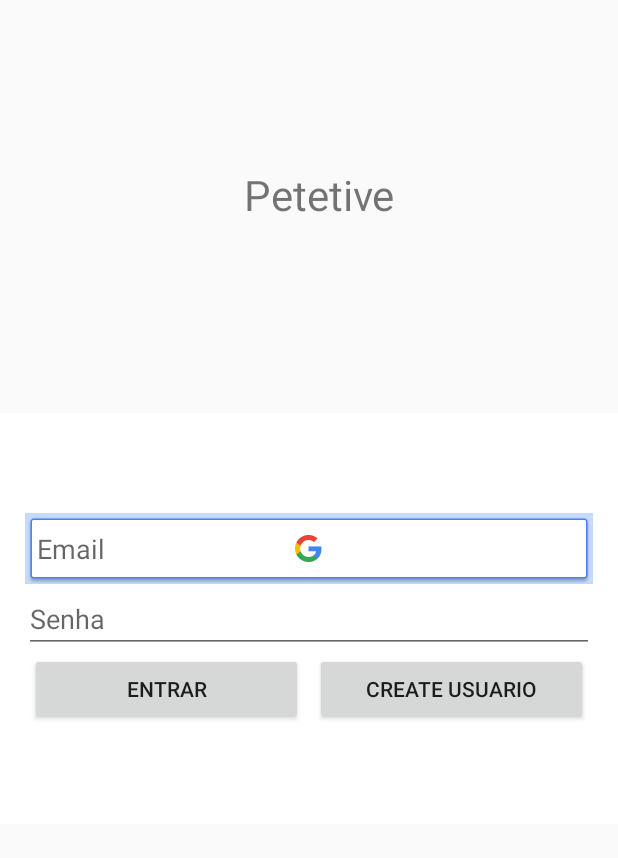
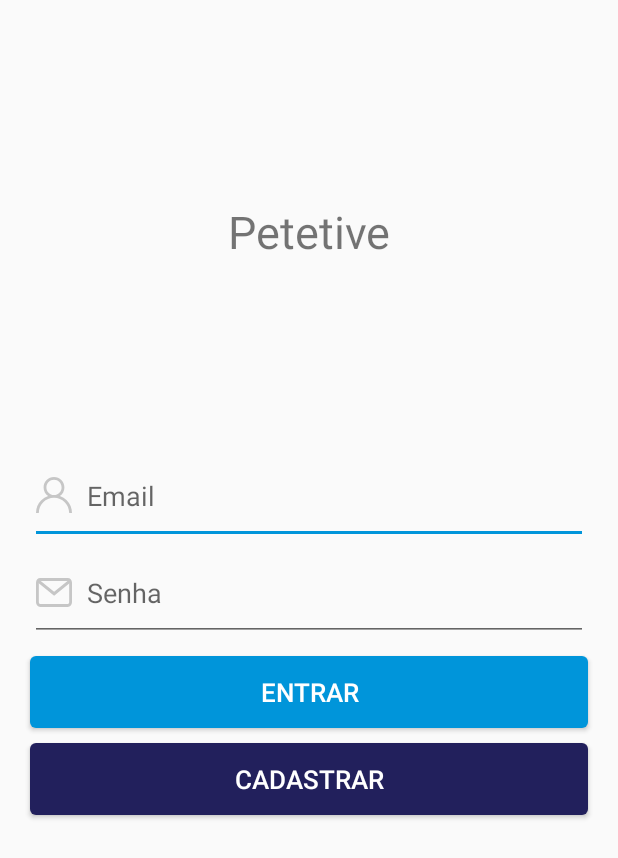
Before and after one commit to wilquerlima/If1001-Petetive, an Android app: the screen it shows after launch (LoginActivity), on a phone screen of 412 x 824 dp. Shown: the top 858 px of the screen. Run offline under Robolectric (Android 15) with nearby library versions, the phone set to English and light mode, and no system bars; our stand-ins replace Firebase (no records; nobody signed in at launch, a user with empty details on screens opened directly).

Commit message:
modificando layout de login

```diff
--- /dev/null
+++ b/Petetive/app/src/main/res/drawable/button_default_cadastrar.xml
@@ -0,0 +1,11 @@
+<?xml version="1.0" encoding="utf-8"?>
+<layer-list xmlns:android="http://schemas.android.com/apk/res/android">
+
+    <item>
+        <shape>
+            <solid android:color="@color/corCheckedMenu" />
+
+            <corners android:radius="4dp" />
+        </shape>
+    </item>
+</layer-list>
--- /dev/null
+++ b/Petetive/app/src/main/res/drawable/button_default_login.xml
@@ -0,0 +1,11 @@
+<?xml version="1.0" encoding="utf-8"?>
+<layer-list xmlns:android="http://schemas.android.com/apk/res/android">
+
+    <item>
+        <shape>
+            <solid android:color="@color/corTerciaria" />
+
+            <corners android:radius="4dp" />
+        </shape>
+    </item>
+</layer-list>
--- /dev/null
+++ b/Petetive/app/src/main/res/drawable/button_pressed_cadastrar.xml
@@ -0,0 +1,11 @@
+<?xml version="1.0" encoding="utf-8"?>
+<layer-list xmlns:android="http://schemas.android.com/apk/res/android">
+
+    <item>
+        <shape>
+            <solid android:color="#5653c3" />
+
+            <corners android:radius="4dp" />
+        </shape>
+    </item>
+</layer-list>
--- /dev/null
+++ b/Petetive/app/src/main/res/drawable/button_pressed_login.xml
@@ -0,0 +1,11 @@
+<?xml version="1.0" encoding="utf-8"?>
+<layer-list xmlns:android="http://schemas.android.com/apk/res/android">
+
+    <item>
+        <shape>
+            <solid android:color="@color/corPrimaria" />
+
+            <corners android:radius="4dp" />
+        </shape>
+    </item>
+</layer-list>
--- /dev/null
+++ b/Petetive/app/src/main/res/drawable/button_style_cadastrar.xml
@@ -0,0 +1,9 @@
+<?xml version="1.0" encoding="utf-8"?>
+<selector xmlns:android="http://schemas.android.com/apk/res/android">
+    <item
+        android:state_pressed="true"
+        android:drawable="@drawable/button_pressed_cadastrar"/>
+    <item
+        android:state_pressed="false"
+        android:drawable="@drawable/button_default_cadastrar"/>
+</selector>
--- /dev/null
+++ b/Petetive/app/src/main/res/drawable/button_style_login.xml
@@ -0,0 +1,9 @@
+<?xml version="1.0" encoding="utf-8"?>
+<selector xmlns:android="http://schemas.android.com/apk/res/android">
+    <item
+            android:state_pressed="true"
+            android:drawable="@drawable/button_default_login"/>
+    <item
+            android:state_pressed="false"
+            android:drawable="@drawable/button_pressed_login"/>
+</selector>
--- /dev/null
+++ b/Petetive/app/src/main/res/drawable/ic_email.xml
@@ -0,0 +1,14 @@
+<vector xmlns:android="http://schemas.android.com/apk/res/android"
+    android:width="24dp"
+    android:height="19dp"
+    android:viewportWidth="48"
+    android:viewportHeight="35">
+    <path
+        android:pathData="M42.375,0L5.625,0C2.523,0 0,2.505 0,5.585v23.83C0,32.495 2.523,35 5.625,35h36.75C45.477,35 48,32.495 48,29.415L48,5.585C48,2.505 45.477,0 42.375,0zM44.25,29.415a1.87,1.87 0,0 1,-1.875 1.862L5.625,31.277a1.87,1.87 0,0 1,-1.875 -1.862L3.75,5.585a1.87,1.87 0,0 1,1.875 -1.862h36.75a1.87,1.87 0,0 1,1.875 1.862v23.83z"
+        android:fillColor="#C6C6C6"
+        android:fillType="nonZero" />
+    <path
+        android:pathData="M44.101,2L24.17,16.72 4.238,2 2,4.988 24.17,21.36 46.34,4.988z"
+        android:fillColor="#C6C6C6"
+        android:fillType="nonZero" />
+</vector>
--- /dev/null
+++ b/Petetive/app/src/main/res/drawable/ic_perfil.xml
@@ -0,0 +1,10 @@
+<vector xmlns:android="http://schemas.android.com/apk/res/android"
+    android:width="24dp"
+    android:height="24dp"
+    android:viewportWidth="48"
+    android:viewportHeight="48">
+    <path
+        android:pathData="M40.97,31.03a23.908,23.908 0,0 0,-9.12 -5.721c3.636,-2.504 6.025,-6.695 6.025,-11.434C37.875,6.225 31.651,0 24,0c-7.65,0 -13.875,6.224 -13.875,13.875 0,4.739 2.389,8.93 6.025,11.434a23.908,23.908 0,0 0,-9.12 5.72A23.843,23.843 0,0 0,0 48h3.75c0,-11.166 9.084,-20.25 20.25,-20.25S44.25,36.834 44.25,48H48c0,-6.41 -2.496,-12.438 -7.03,-16.97zM24,24c-5.583,0 -10.125,-4.542 -10.125,-10.125S18.417,3.75 24,3.75s10.125,4.542 10.125,10.125S29.583,24 24,24z"
+        android:fillColor="#C6C6C6"
+        android:fillType="nonZero" />
+</vector>
--- a/Petetive/app/src/main/res/layout/login_activity.xml
+++ b/Petetive/app/src/main/res/layout/login_activity.xml
@@ -1,123 +1,99 @@
 <?xml version="1.0" encoding="utf-8"?>
-<LinearLayout xmlns:android="http://schemas.android.com/apk/res/android"
+<android.support.constraint.ConstraintLayout xmlns:android="http://schemas.android.com/apk/res/android"
+    xmlns:app="http://schemas.android.com/apk/res-auto"
     xmlns:tools="http://schemas.android.com/tools"
     android:id="@+id/main_layout"
     android:layout_width="match_parent"
     android:layout_height="match_parent"
-              android:orientation="vertical"
-              android:weightSum="3">
+    android:orientation="vertical">
 
-
-    <LinearLayout
-            android:layout_weight="1"
-            android:orientation="vertical" android:baselineAligned="false" android:layout_width="426dp"
-            android:layout_height="1dp" android:gravity="center">
-
-        <TextView android:id="@+id/tvTitle"
+    <TextView
+        android:id="@+id/textView"
         android:layout_width="wrap_content"
         android:layout_height="wrap_content"
-                  android:layout_marginBottom="16dp"
-                  android:gravity="center"
-                  android:text="Petetive"
-                  android:textSize="28sp"/>
+        android:text="@string/app_name"
+        android:textSize="30sp"
 
+        app:layout_constraintEnd_toEndOf="parent"
+        app:layout_constraintStart_toStartOf="parent"
+        app:layout_constraintTop_toTopOf="parent"
+        app:layout_constraintBottom_toTopOf="@+id/edtEmail" />
 
-    </LinearLayout>
-
-
-    <RelativeLayout
-            android:layout_width="fill_parent"
-            android:layout_height="0dp"
-            android:layout_weight="1"
-            android:background="@color/common_google_signin_btn_text_dark_default"
-            android:gravity="center_vertical">
-
-        <LinearLayout
-                android:id="@+id/email_password_fields"
-                android:layout_width="fill_parent"
-                android:layout_height="wrap_content"
-                android:orientation="vertical"
-                android:paddingLeft="16dp"
-                android:paddingRight="16dp">
-
-            <EditText
+    <android.support.v7.widget.AppCompatEditText
         android:id="@+id/edtEmail"
         android:layout_width="match_parent"
         android:layout_height="wrap_content"
-                    android:layout_weight="1"
         android:hint="Email"
         android:inputType="textEmailAddress"
-                    android:background="@drawable/common_google_signin_btn_icon_dark"/>
+        android:layout_marginStart="20dp"
+        android:drawablePadding="10dp"
+        android:layout_marginEnd="20dp"
+        android:theme="@style/editText_login"
+        android:paddingBottom="20dp"
+        android:drawableStart="@drawable/ic_perfil"
+        app:layout_constraintStart_toStartOf="parent"
+        app:layout_constraintBottom_toBottomOf="parent"
+        app:layout_constraintEnd_toEndOf="parent"
+        app:layout_constraintTop_toTopOf="parent"
+        app:layout_constraintVertical_bias="0.4" />
 
-            <EditText
+    <android.support.v7.widget.AppCompatEditText
         android:id="@+id/edtPassword"
-                    android:layout_width="match_parent"
+        android:layout_width="0dp"
         android:layout_height="wrap_content"
-                    android:layout_weight="1"
         android:hint="Senha"
-                    android:inputType="textPassword"/>
-        </LinearLayout>
+        android:drawableStart="@drawable/ic_email"
+        android:drawablePadding="10dp"
+        android:theme="@style/editText_login"
+        android:paddingBottom="20dp"
+        android:inputType="textPassword"
+        android:layout_marginTop="10dp"
+        app:layout_constraintTop_toBottomOf="@+id/edtEmail"
+        app:layout_constraintEnd_toEndOf="@+id/edtEmail"
+        app:layout_constraintStart_toStartOf="@+id/edtEmail" />
 
-        <LinearLayout
-                android:id="@+id/email_password_buttons"
-                android:layout_width="fill_parent"
-                android:layout_height="wrap_content"
-                android:layout_below="@+id/email_password_fields"
-                android:orientation="horizontal"
-                android:paddingLeft="16dp"
-                android:paddingRight="16dp">
 
     <Button
         android:id="@+id/btn_email_sign_in"
         android:layout_width="0dp"
         android:layout_height="wrap_content"
-                    android:layout_marginLeft="4dp"
-                    android:layout_marginRight="4dp"
-                    android:layout_weight="1"
-                    android:text="Entrar"/>
+        style="@style/button_login"
+        android:text="Entrar"
+        android:layout_marginTop="10dp"
+        app:layout_constraintTop_toBottomOf="@+id/edtPassword"
+        app:layout_constraintEnd_toEndOf="@+id/edtPassword"
+        app:layout_constraintStart_toStartOf="@+id/edtPassword" />
 
     <Button
         android:id="@+id/btn_email_create_account"
         android:layout_width="0dp"
         android:layout_height="wrap_content"
-                    android:layout_marginLeft="4dp"
-                    android:layout_marginRight="4dp"
-                    android:layout_weight="1"
-                    android:text="Create Usuario"/>
-        </LinearLayout>
-
-        <LinearLayout
-                android:id="@+id/layout_signed_in_buttons"
-                android:layout_width="fill_parent"
-                android:layout_height="wrap_content"
-                android:layout_centerInParent="true"
-                android:orientation="horizontal"
-                android:paddingLeft="16dp"
-                android:paddingRight="16dp"
-                android:visibility="gone"
-                android:weightSum="2.0">
+        android:text="@string/cadastrar_txt"
+        android:layout_marginTop="10dp"
+        style="@style/button_cadastrar"
+        app:layout_constraintTop_toBottomOf="@+id/btn_email_sign_in"
+        app:layout_constraintEnd_toEndOf="@+id/btn_email_sign_in"
+        app:layout_constraintStart_toStartOf="@+id/btn_email_sign_in" />
 
     <Button
         android:id="@+id/btn_sign_out"
-                    android:layout_width="0dp"
+        android:layout_width="match_parent"
         android:layout_height="wrap_content"
-                    android:layout_marginLeft="4dp"
-                    android:layout_marginRight="4dp"
+        android:visibility="gone"
         android:layout_weight="1.0"
-                    android:text="Logout"/>
+        android:text="Logout"
+        android:layout_marginTop="8dp"
+        app:layout_constraintTop_toBottomOf="@+id/btn_verify_email" />
 
     <Button
         android:id="@+id/btn_verify_email"
-                    android:layout_width="0dp"
+        android:layout_width="match_parent"
         android:layout_height="wrap_content"
-                    android:layout_marginLeft="4dp"
-                    android:layout_marginRight="4dp"
         android:layout_weight="1.0"
-                    android:text="Verify Email"/>
-
-        </LinearLayout>
-
-    </RelativeLayout>
+        android:visibility="gone"
+        android:text="Verify Email"
+        android:layout_marginTop="8dp"
+        app:layout_constraintTop_toBottomOf="@+id/btn_email_create_account" />
 
 
-</LinearLayout>
+</android.support.constraint.ConstraintLayout>
--- a/Petetive/app/src/main/res/menu/bottom_menu.xml
+++ b/Petetive/app/src/main/res/menu/bottom_menu.xml
@@ -11,7 +11,7 @@
     <item
         android:id="@+id/menu_item_cadastrar"
         android:icon="@drawable/ic_writing"
-        android:title="@string/cadastrar_animal_menu"
+        android:title="@string/cadastrar_txt"
         app:showAsAction="ifRoom"/>
 
     <item
--- a/Petetive/app/src/main/res/values/strings.xml
+++ b/Petetive/app/src/main/res/values/strings.xml
@@ -1,6 +1,6 @@
 <resources>
     <string name="app_name">Petetive</string>
-  <string name="search_animal_menu">Procurar</string>
-    <string name="cadastrar_animal_menu">Cadastrar</string>
+    <string name="search_animal_menu">Procurar</string>
+    <string name="cadastrar_txt">Cadastrar</string>
     <string name="map_menu">Mapa</string>
 </resources>
--- a/Petetive/app/src/main/res/values/styles.xml
+++ b/Petetive/app/src/main/res/values/styles.xml
@@ -8,4 +8,22 @@
         <item name="colorAccent">@color/colorAccent</item>
     </style>
 
+    <style name="button_login">
+        <item name="android:textSize">17sp</item>
+        <item name="android:textColor">@color/corSecundaria</item>
+        <item name="android:background">@drawable/button_style_login</item>
+    </style>
+
+    <style name="button_cadastrar">
+        <item name="android:textSize">17sp</item>
+        <item name="android:textColor">@color/corSecundaria</item>
+        <item name="android:background">@drawable/button_style_cadastrar</item>
+    </style>
+
+    <style name="editText_login">
+        <item name="android:textColor">@color/corPrimaria</item>
+        <item name="colorControlActivated">@color/corPrimaria</item>
+        <item name="colorControlHighlight">@color/corPrimaria</item>
+    </style>
+
 </resources>
```
Also changed, not shown: Petetive/app/src/main/AndroidManifest.xml (+5 -2 lines). Lines whose indentation alone changed are shown as unchanged.
